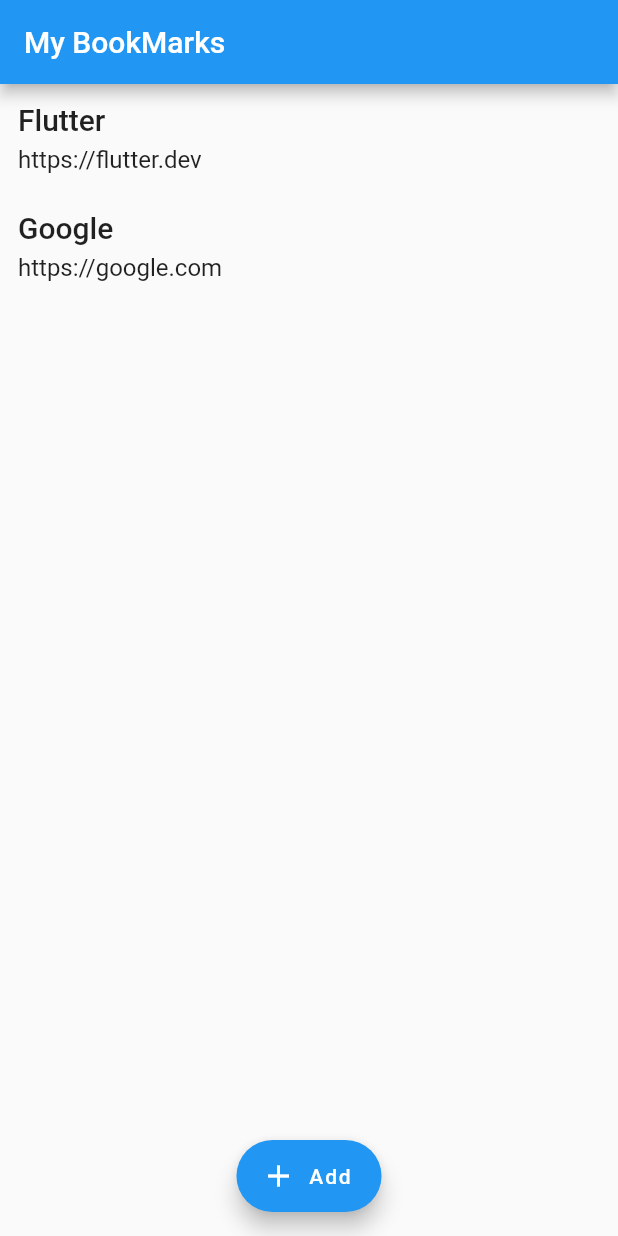
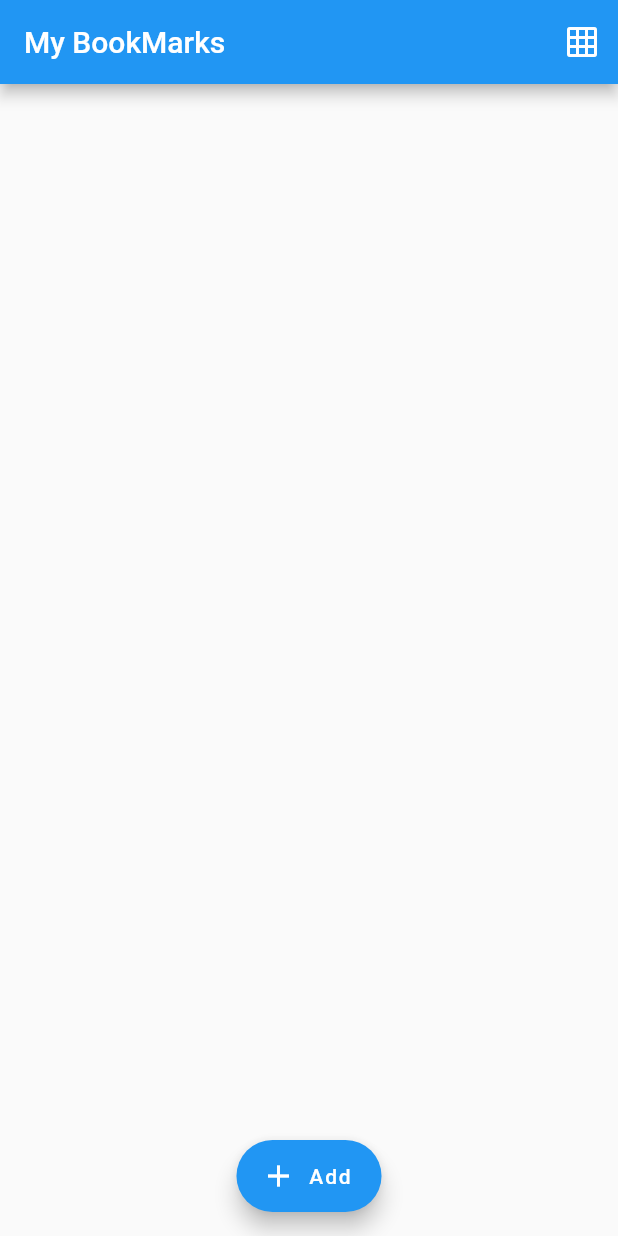
Before and after one commit to Success0452/bookmark, a Flutter app: the screen it shows after launch, on a phone screen of 412 x 824 dp. Run offline on Flutter 3.47's test engine with Material 2 defaults, Android fonts, the phone set to English and light mode, and no system bars; our stand-ins replace webview_flutter.

Commit message:
Implemented switching between grid and list view

```diff
--- a/lib/page/bookmarks_page.dart
+++ b/lib/page/bookmarks_page.dart
@@ -2,6 +2,7 @@
 import 'package:bookmark/model/bookmark.dart';
 import 'package:bookmark/page/add_bookmark_page.dart';
 import 'package:bookmark/util/navigation_util.dart';
+import 'package:bookmark/widget/bookmark_grid_widget.dart';
 import 'package:bookmark/widget/bookmarks_list_widget.dart';
 import 'package:flutter/material.dart';
 
@@ -14,18 +15,26 @@
 }
 
 class _BookMarksPageState extends State<BookMarksPage> {
-  List<Bookmark> bookmarksList = [
-    Bookmark("Flutter", "https://flutter.dev"),
-    Bookmark("Google", "https://google.com")
-  ];
+  bool isGridMode = false;
+  List<Bookmark> bookmarksList = [];
 
   @override
   Widget build(BuildContext context) {
     return Scaffold(
       appBar: AppBar(
         title: const Text("My BookMarks"),
+        actions: [
+          IconButton(onPressed: () {
+            setState(() {
+              isGridMode = !isGridMode;
+            });
+          },
+              icon: isGridMode ? const Icon(Icons.list, color: Colors.white,) : const Icon(Icons.grid_on, color: Colors.white,))
+        ],
       ),
-      body: BookmarksListWidget(bookmarksList),
+      body: isGridMode
+          ? BookmarksGridWidget(bookmarksList)
+          : BookmarksListWidget(bookmarksList),
       floatingActionButtonLocation: FloatingActionButtonLocation.centerFloat,
       floatingActionButton: FloatingActionButton.extended(
         icon: const Icon(Icons.add),
--- a/lib/widget/bookmarks_list_widget.dart
+++ b/lib/widget/bookmarks_list_widget.dart
@@ -1,21 +1,20 @@
 
-import 'package:bookmark/widget/bookmark_list_title_widget.dart';
 import 'package:flutter/material.dart';
 
 import '../model/bookmark.dart';
 import 'bookmark_list_item_widget.dart';
 
 class BookmarksListWidget extends StatelessWidget {
-  List<Bookmark> bookmarksList;
-  BookmarksListWidget(this.bookmarksList, {Key? key}) : super(key: key);
+  final List<Bookmark> bookmarksList;
+  const BookmarksListWidget(this.bookmarksList, {Key? key}) : super(key: key);
 
   @override
   Widget build(BuildContext context) {
     return ListView.builder(
       itemCount: bookmarksList.length,
-      itemBuilder: (BuildContext context, int index){
-       return BookmarkListItemWidget(bookmarksList[index]);
-      },
-    );
+        itemBuilder:(BuildContext context, int index) {
+          return BookmarkListItemWidget(bookmarksList[index]);
+        });
   }
+
 }
```
Also changed, not shown: lib/widget/bookmark_grid_item_widget.dart (added, +31 -0 lines), lib/widget/bookmark_grid_widget.dart (added, +29 -0 lines).
